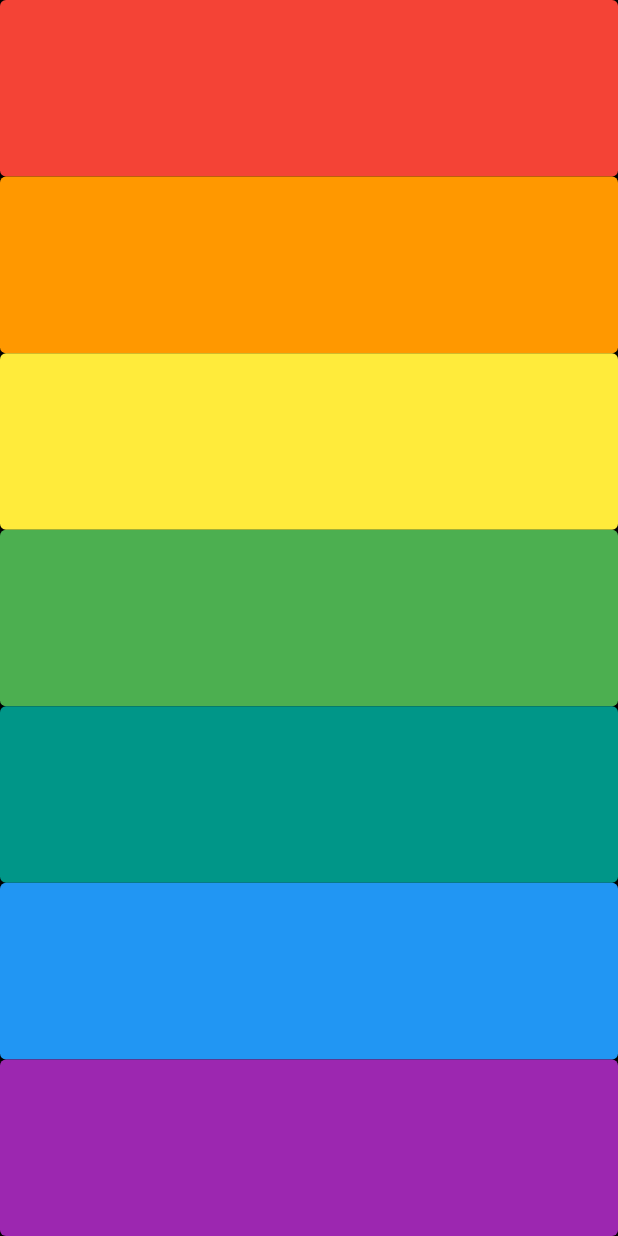
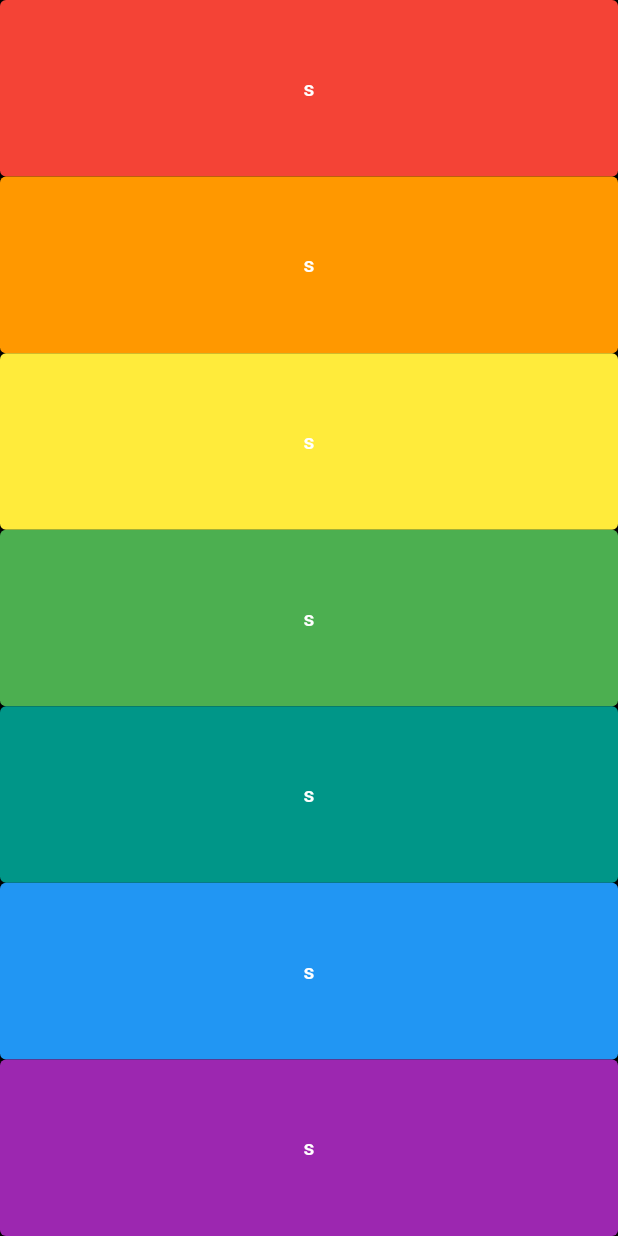
Before and after one commit to Saajonsayrest/Xylophone-App, a Flutter app: the screen it shows after launch, on a phone screen of 412 x 824 dp. Run offline on Flutter 3.47's test engine with Material 2 defaults, Android fonts, the phone set to English and light mode, and no system bars; our stand-ins replace audioplayers.

Commit message:
updated commit 2

```diff
--- a/lib/main.dart
+++ b/lib/main.dart
@@ -19,7 +19,7 @@ class xylophone extends StatelessWidget {
           onPressed: () {
             playSound(soundNumber!);
           },
-          child: Text('')),
+          child: Text('s')),
     );
   }
 
```
